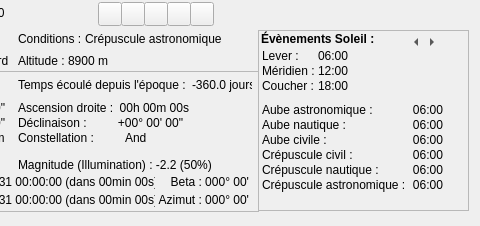
This is src/interface/onglets/general/general.ui in mconsidine/previsat_archive as Qt 5 draws it before an edit; both pictures show x 312 to 792 and y 0 to 226 of the 792 by 226 pixel window. The edited form follows.
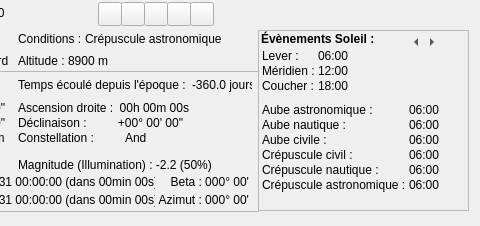
This is the edited form. The open tabs and pages were chosen to show the change. Icons and pictures are not drawn.

What changed in the file:
```diff
--- a/src/interface/onglets/general/general.ui
+++ b/src/interface/onglets/general/general.ui
@@ -1065,14 +1065,11 @@
       <rect>
        <x>3</x>
        <y>72</y>
-       <width>181</width>
+       <width>201</width>
        <height>103</height>
       </rect>
      </property>
      <layout class="QFormLayout" name="formLayout_aubes">
-      <property name="sizeConstraint">
-       <enum>QLayout::SetDefaultConstraint</enum>
-      </property>
       <property name="labelAlignment">
        <set>Qt::AlignLeading|Qt::AlignLeft|Qt::AlignVCenter</set>
       </property>
@@ -1139,7 +1136,7 @@
          <string notr="true">06:00</string>
         </property>
         <property name="alignment">
-         <set>Qt::AlignRight|Qt::AlignTrailing|Qt::AlignVCenter</set>
+         <set>Qt::AlignLeading|Qt::AlignLeft|Qt::AlignVCenter</set>
         </property>
        </widget>
       </item>
@@ -1161,7 +1158,7 @@
          <string notr="true">06:00</string>
         </property>
         <property name="alignment">
-         <set>Qt::AlignRight|Qt::AlignTrailing|Qt::AlignVCenter</set>
+         <set>Qt::AlignLeading|Qt::AlignLeft|Qt::AlignVCenter</set>
         </property>
        </widget>
       </item>
@@ -1177,7 +1174,7 @@
          <string notr="true">06:00</string>
         </property>
         <property name="alignment">
-         <set>Qt::AlignRight|Qt::AlignTrailing|Qt::AlignVCenter</set>
+         <set>Qt::AlignLeading|Qt::AlignLeft|Qt::AlignVCenter</set>
         </property>
        </widget>
       </item>
@@ -1206,7 +1203,7 @@
          <string notr="true">06:00</string>
         </property>
         <property name="alignment">
-         <set>Qt::AlignRight|Qt::AlignTrailing|Qt::AlignVCenter</set>
+         <set>Qt::AlignLeading|Qt::AlignLeft|Qt::AlignVCenter</set>
         </property>
        </widget>
       </item>
@@ -1235,7 +1232,7 @@
          <string notr="true">06:00</string>
         </property>
         <property name="alignment">
-         <set>Qt::AlignRight|Qt::AlignTrailing|Qt::AlignVCenter</set>
+         <set>Qt::AlignLeading|Qt::AlignLeft|Qt::AlignVCenter</set>
         </property>
        </widget>
       </item>
@@ -1264,7 +1261,7 @@
          <string notr="true">06:00</string>
         </property>
         <property name="alignment">
-         <set>Qt::AlignRight|Qt::AlignTrailing|Qt::AlignVCenter</set>
+         <set>Qt::AlignLeading|Qt::AlignLeft|Qt::AlignVCenter</set>
         </property>
        </widget>
       </item>
```
Left out of the diff: 4 changed lines with no effect on the pictures.
